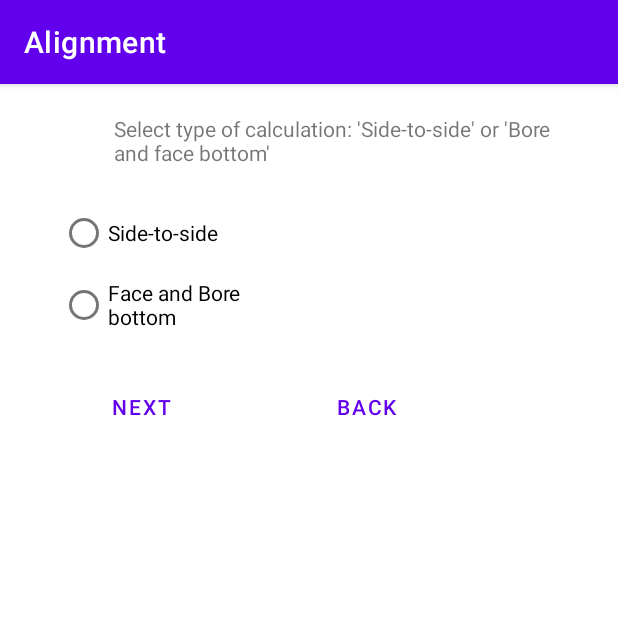
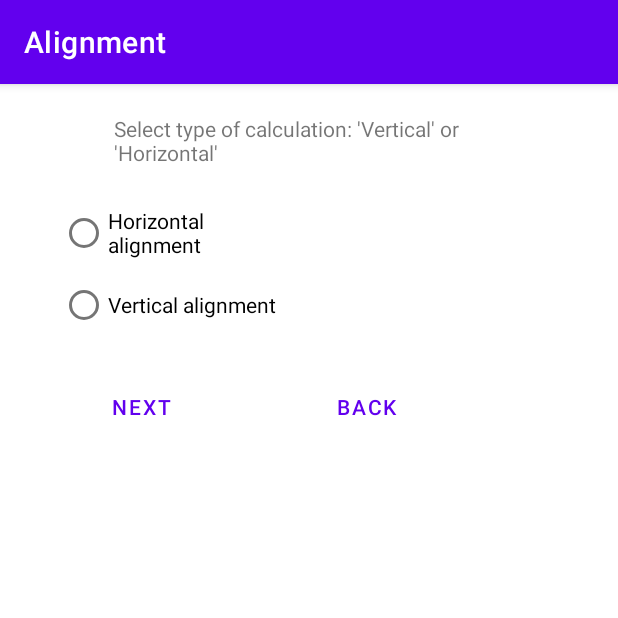
Before and after one commit to tvb2/alignment_app, an Android app: the Bott_or_side screen opened directly, with no data from a screen before it, on a phone screen of 412 x 824 dp, the top half of it. Run offline under Robolectric (Android 15) with nearby library versions, the phone set to English and light mode, and no system bars.

Commit message:
Cosmetics. Change text for choosing Horizontal or Vertical alignment.

```diff
--- a/app/src/main/res/layout/activity_bott_or_side.xml
+++ b/app/src/main/res/layout/activity_bott_or_side.xml
@@ -13,7 +13,7 @@
         android:layout_marginStart="50dp"
         android:layout_marginTop="20dp"
         android:layout_marginEnd="10dp"
-        android:text="Select type of calculation: 'Side-to-side' or 'Bore and face bottom'"
+        android:text="Select type of calculation: 'Vertical' or 'Horizontal'"
         app:layout_constraintEnd_toEndOf="parent"
         app:layout_constraintStart_toStartOf="parent"
         app:layout_constraintTop_toTopOf="parent" />
@@ -30,13 +30,13 @@
             android:id="@+id/rb_StoS"
             android:layout_width="150dp"
             android:layout_height="wrap_content"
-            android:text="Side-to-side" />
+            android:text="Horizontal alignment" />
 
         <RadioButton
             android:id="@+id/rb_F_B_bott"
             android:layout_width="150dp"
             android:layout_height="wrap_content"
-            android:text="Face and Bore bottom" />
+            android:text="Vertical alignment" />
     </RadioGroup>
 
     <Button
```
